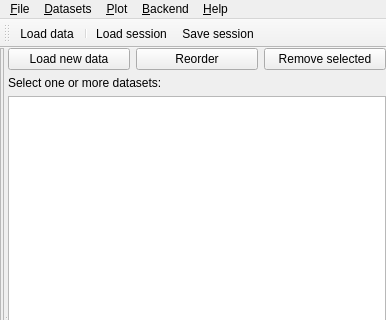
This is ufit/gui/main.ui in McStasMcXtrace/ufit as Qt 5 draws it before an edit; both pictures show x 0 to 386 and y 0 to 320 of the 386 by 600 pixel window. The edited form follows.
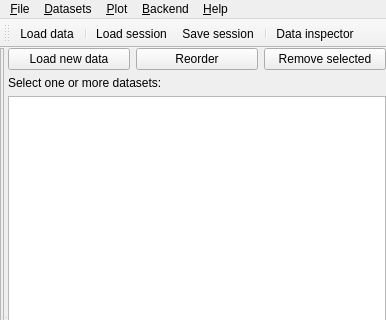
This is the edited form. Icons and pictures are not drawn. Custom widgets are drawn as their Qt base class.

Commit message: add Data inspector window.

Patch:
```diff
--- a/ufit/gui/main.ui
+++ b/ufit/gui/main.ui
@@ -170,6 +170,8 @@
    <addaction name="separator"/>
    <addaction name="actionLoad"/>
    <addaction name="actionSave"/>
+   <addaction name="separator"/>
+   <addaction name="actionInspector"/>
   </widget>
   <action name="actionLoad">
    <property name="icon">
@@ -328,6 +330,18 @@
     <string>&amp;Unzoom</string>
    </property>
   </action>
+  <action name="actionInspector">
+   <property name="icon">
+    <iconset resource="../../resource/gui.qrc">
+     <normaloff>:/table-select-row.png</normaloff>:/table-select-row.png</iconset>
+   </property>
+   <property name="text">
+    <string>Data inspector</string>
+   </property>
+   <property name="shortcut">
+    <string>Ctrl+I</string>
+   </property>
+  </action>
  </widget>
  <customwidgets>
   <customwidget>
```
Left out of the diff: 4 changed lines with no effect on the pictures. The commit also changes 6 other files.
